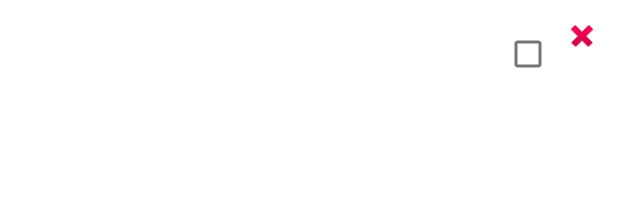
After one commit to CodyAuclair/ToDoList, an Android app: the layout item_task.xml on its own in the app's theme, with its tools: preview values and no code run, on a phone screen of 412 x 824 dp. The commit adds this screen. Shown: the top 215 px of the screen. Run offline under Robolectric (Android 15) with nearby library versions, the phone set to English and light mode, and no system bars.

Commit message:
Set up task model, task database, task viewmodel, and task adapter

```diff
--- /dev/null
+++ b/app/src/main/res/layout/item_task.xml
@@ -0,0 +1,34 @@
+<?xml version="1.0" encoding="utf-8"?>
+<androidx.constraintlayout.widget.ConstraintLayout xmlns:android="http://schemas.android.com/apk/res/android"
+    android:layout_width="match_parent"
+    android:layout_height="match_parent">
+
+    <LinearLayout
+        android:id="@+id/item_task_linear_layout"
+        android:layout_width="match_parent"
+        android:layout_height="match_parent"
+        android:orientation="horizontal"
+        android:padding="12dp">
+
+        <TextView
+            android:id="@+id/taskTitle"
+            android:layout_width="0dp"
+            android:layout_height="wrap_content"
+            android:layout_weight="1"
+            android:textSize="18sp"
+            android:padding="8dp"/>
+
+        <CheckBox
+            android:id="@+id/taskCheckbox"
+            android:layout_width="wrap_content"
+            android:layout_height="wrap_content" />
+
+        <ImageView
+            android:id="@+id/deleteButton"
+            android:layout_width="24dp"
+            android:layout_height="24dp"
+            android:src="@android:drawable/ic_delete"/>
+
+    </LinearLayout>
+
+</androidx.constraintlayout.widget.ConstraintLayout>
--- a/app/src/main/res/navigation/nav_graph.xml
+++ b/app/src/main/res/navigation/nav_graph.xml
@@ -8,7 +8,7 @@
     <fragment
         android:id="@+id/FirstFragment"
         android:name="com.example.todolist.FirstFragment"
-        android:label="@string/first_fragment_label"
+        android:label="@string/my_tasks_label"
         tools:layout="@layout/fragment_first">
 
         <action
--- a/app/src/main/res/values/strings.xml
+++ b/app/src/main/res/values/strings.xml
@@ -2,7 +2,7 @@
     <string name="app_name">ToDoList</string>
     <string name="action_settings">Settings</string>
     <!-- Strings used for fragments for navigation -->
-    <string name="first_fragment_label">First Fragment</string>
+    <string name="my_tasks_label">My Tasks</string>
     <string name="second_fragment_label">Second Fragment</string>
     <string name="next">Next</string>
     <string name="previous">Previous</string>
```
Also changed, not shown: app/build.gradle (+14 -8 lines), app/src/main/java/com/example/tasks/TaskAdapter.kt (added, +42 -0 lines), app/src/main/java/com/example/tasks/TaskDao.kt (added, +11 -0 lines), app/src/main/java/com/example/tasks/TaskModel.kt (added, +7 -0 lines), app/src/main/java/com/example/tasks/TaskRepository.kt (added, +15 -0 lines), app/src/main/java/com/example/tasks/TaskViewModel.kt (added, +19 -0 lines).
